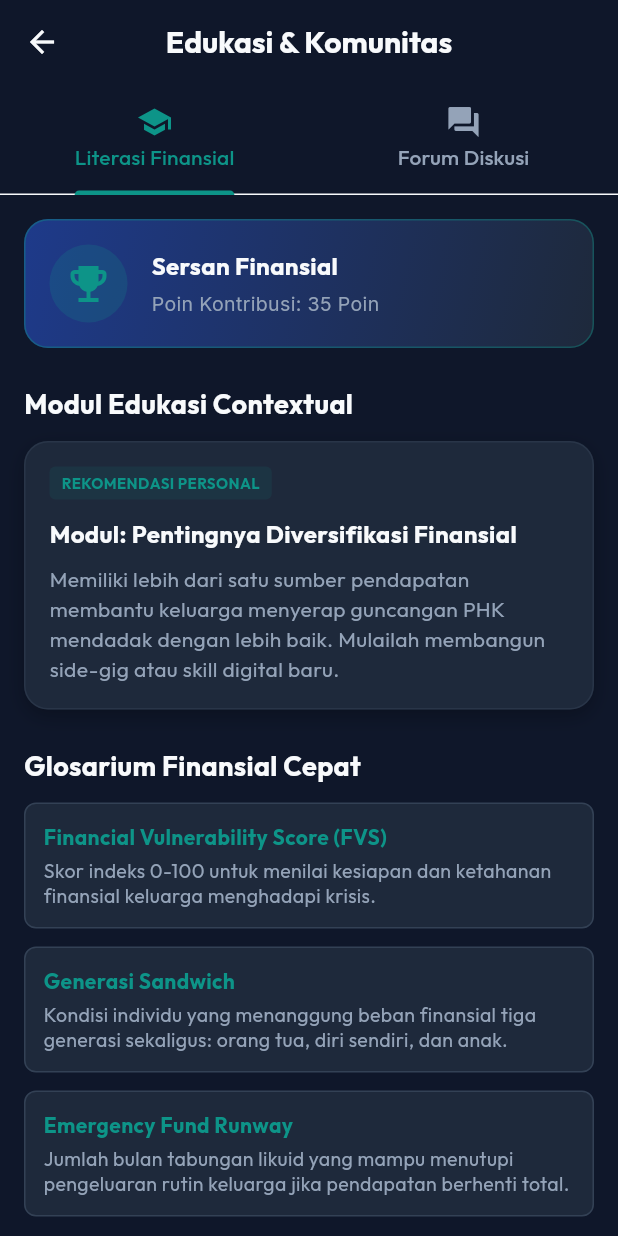
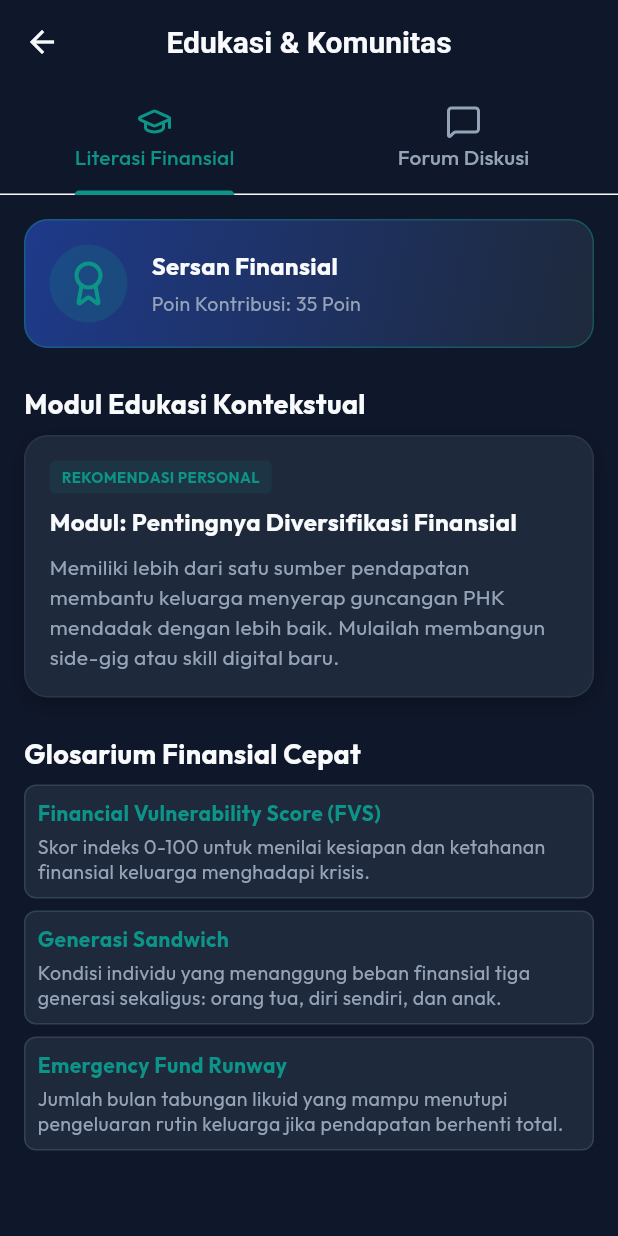
Before and after one commit to MlnKh18/LifeGuard-Finance, a Flutter app: the CommunityScreen screen opened directly, on a phone screen of 412 x 824 dp. Run offline on Flutter 3.47's test engine with Material 3 defaults, Android fonts, the phone set to English and light mode, and no system bars; our stand-ins replace flutter_animate, flutter_riverpod, google_fonts, lucide_icons, sqflite; accounts and stored records are empty.

Commit message:
refactor(community): konsistensi UI, perbaikan teks, dan standardisasi ikon
- Ganti semua Icons.* ke LucideIcons.* (graduationCap, messageSquare, tag, plus, award, thumbsUp, messageCircle)
- Hapus GoogleFonts.outfit() / GoogleFonts.inter() eksplisit di seluruh file
- Hapus duplikasi backgroundColor & elevation: 0 di AppBar
- Ganti raw padding (16.0, 24, 12) ke AppStyles token
- Perbaiki key constructor ke {super.key}
- Perbaiki 'Modul Edukasi Contextual' -> 'Modul Edukasi Kontekstual'
- Hapus teks placeholder 'dummy' dari Snackbar yang tampil ke user
- Perbaiki 'Anda menyukai' -> 'Anda mendukung' agar konsisten dengan label tombol 'Bantu'

Co-Authored-By: Claude Sonnet 4.6 <noreply@anthropic.com>

```diff
--- a/lib/presentation/screens/community/community_screen.dart
+++ b/lib/presentation/screens/community/community_screen.dart
@@ -1,12 +1,12 @@
 import 'package:flutter/material.dart';
 import 'package:flutter_riverpod/flutter_riverpod.dart';
-import 'package:google_fonts/google_fonts.dart';
+import 'package:lucide_icons/lucide_icons.dart';
 import '../../../constants/app_colors.dart';
 import '../../../constants/app_styles.dart';
 import '../../../providers/app_providers.dart';
 
 class CommunityScreen extends ConsumerStatefulWidget {
-  const CommunityScreen({Key? key}) : super(key: key);
+  const CommunityScreen({super.key});
 
   @override
   ConsumerState<CommunityScreen> createState() => _CommunityScreenState();
@@ -36,12 +36,9 @@ class _CommunityScreenState extends ConsumerState<CommunityScreen> {
                 borderRadius: AppStyles.radiusMedium,
                 side: const BorderSide(color: AppColors.surfaceCard, width: 1),
               ),
-              title: Text(
+              title: const Text(
                 'Buat Diskusi Baru',
-                style: GoogleFonts.outfit(
-                  color: AppColors.textPrimary,
-                  fontWeight: FontWeight.bold,
-                ),
+                style: TextStyle(color: AppColors.textPrimary, fontWeight: FontWeight.bold),
               ),
               content: SingleChildScrollView(
                 child: Column(
@@ -50,10 +47,10 @@ class _CommunityScreenState extends ConsumerState<CommunityScreen> {
                     DropdownButtonFormField<String>(
                       dropdownColor: AppColors.surface,
                       value: _selectedCategory,
-                      style: GoogleFonts.outfit(color: AppColors.textPrimary),
+                      style: const TextStyle(color: AppColors.textPrimary),
                       decoration: AppStyles.inputDecoration(
                         labelText: 'Kategori Topik',
-                        prefixIcon: const Icon(Icons.tag, color: AppColors.accent),
+                        prefixIcon: const Icon(LucideIcons.tag, color: AppColors.accent),
                       ),
                       items: const [
                         DropdownMenuItem(value: 'Sandwich', child: Text('Generasi Sandwich')),
@@ -69,19 +66,19 @@ class _CommunityScreenState extends ConsumerState<CommunityScreen> {
                         }
                       },
                     ),
-                    const SizedBox(height: 16),
+                    const SizedBox(height: AppStyles.m),
                     TextFormField(
                       controller: _titleController,
-                      style: GoogleFonts.outfit(color: AppColors.textPrimary),
+                      style: const TextStyle(color: AppColors.textPrimary),
                       decoration: AppStyles.inputDecoration(
                         labelText: 'Judul Pertanyaan/Cerita',
                       ),
                     ),
-                    const SizedBox(height: 16),
+                    const SizedBox(height: AppStyles.m),
                     TextFormField(
                       controller: _contentController,
                       maxLines: 4,
-                      style: GoogleFonts.outfit(color: AppColors.textPrimary),
+                      style: const TextStyle(color: AppColors.textPrimary),
                       decoration: AppStyles.inputDecoration(
                         labelText: 'Tulis isi postingan Anda...',
                       ),
@@ -92,17 +89,13 @@ class _CommunityScreenState extends ConsumerState<CommunityScreen> {
               actions: [
                 TextButton(
                   onPressed: () => Navigator.pop(context),
-                  child: Text(
-                    'Batal',
-                    style: GoogleFonts.outfit(color: AppColors.textSecondary),
-                  ),
+                  child: const Text('Batal', style: TextStyle(color: AppColors.textSecondary)),
                 ),
                 ElevatedButton(
                   style: ElevatedButton.styleFrom(
                     backgroundColor: AppColors.accent,
-                    shape: RoundedRectangleBorder(
-                      borderRadius: AppStyles.radiusSmall,
-                    ),
+                    foregroundColor: Colors.white,
+                    shape: RoundedRectangleBorder(borderRadius: AppStyles.radiusSmall),
                   ),
                   onPressed: () {
                     if (_titleController.text.isNotEmpty && _contentController.text.isNotEmpty) {
@@ -116,17 +109,11 @@ class _CommunityScreenState extends ConsumerState<CommunityScreen> {
                       _contentController.clear();
                       Navigator.pop(context);
                       ScaffoldMessenger.of(context).showSnackBar(
-                        const SnackBar(content: Text('Diskusi dikirim! +15 Poin Kontribusi didapatkan.')),
+                        const SnackBar(content: Text('Diskusi berhasil dikirim! +15 Poin Kontribusi didapatkan.')),
                       );
                     }
                   },
-                  child: Text(
-                    'Kirim',
-                    style: GoogleFonts.outfit(
-                      color: AppColors.textPrimary,
-                      fontWeight: FontWeight.bold,
-                    ),
-                  ),
+                  child: const Text('Kirim', style: TextStyle(fontWeight: FontWeight.bold)),
                 ),
               ],
             );
@@ -164,29 +151,24 @@ class _CommunityScreenState extends ConsumerState<CommunityScreen> {
     return DefaultTabController(
       length: 2,
       child: Scaffold(
-        backgroundColor: AppColors.background,
         appBar: AppBar(
-          title: Text(
-            'Edukasi & Komunitas',
-            style: GoogleFonts.outfit(fontWeight: FontWeight.bold),
-          ),
-          backgroundColor: AppColors.background,
-          elevation: 0,
+          title: const Text('Edukasi & Komunitas'),
           bottom: TabBar(
             indicatorColor: AppColors.accent,
             labelColor: AppColors.accent,
             unselectedLabelColor: AppColors.textSecondary,
             tabs: const [
-              Tab(icon: Icon(Icons.school), text: 'Literasi Finansial'),
-              Tab(icon: Icon(Icons.forum), text: 'Forum Diskusi'),
+              Tab(icon: Icon(LucideIcons.graduationCap), text: 'Literasi Finansial'),
+              Tab(icon: Icon(LucideIcons.messageSquare), text: 'Forum Diskusi'),
             ],
           ),
         ),
         body: TabBarView(
           children: [
+            // Tab 1: Literasi Finansial
             SingleChildScrollView(
               child: Padding(
-                padding: const EdgeInsets.all(16.0),
+                padding: const EdgeInsets.all(AppStyles.m),
                 child: Column(
                   crossAxisAlignment: CrossAxisAlignment.start,
                   children: [
@@ -201,22 +183,22 @@ class _CommunityScreenState extends ConsumerState<CommunityScreen> {
                         borderRadius: AppStyles.radiusMedium,
                         border: Border.all(color: AppColors.accent.withOpacity(0.4), width: 1),
                       ),
-                      padding: const EdgeInsets.all(16),
+                      padding: const EdgeInsets.all(AppStyles.m),
                       child: Row(
                         children: [
                           CircleAvatar(
                             radius: 26,
                             backgroundColor: AppColors.accent.withOpacity(0.2),
-                            child: const Icon(Icons.emoji_events, color: AppColors.accent, size: 32),
+                            child: const Icon(LucideIcons.award, color: AppColors.accent, size: 32),
                           ),
-                          const SizedBox(width: 16),
+                          const SizedBox(width: AppStyles.m),
                           Expanded(
                             child: Column(
                               crossAxisAlignment: CrossAxisAlignment.start,
                               children: [
                                 Text(
                                   rewards.badgeLevel,
-                                  style: GoogleFonts.outfit(
+                                  style: const TextStyle(
                                     color: AppColors.textPrimary,
                                     fontWeight: FontWeight.bold,
                                     fontSize: 16,
@@ -225,7 +207,7 @@ class _CommunityScreenState extends ConsumerState<CommunityScreen> {
                                 const SizedBox(height: 4),
                                 Text(
                                   'Poin Kontribusi: ${rewards.points} Poin',
-                                  style: GoogleFonts.inter(
+                                  style: const TextStyle(
                                     color: AppColors.textSecondary,
                                     fontSize: 13,
                                   ),
@@ -236,51 +218,51 @@ class _CommunityScreenState extends ConsumerState<CommunityScreen> {
                         ],
                       ),
                     ),
-                    const SizedBox(height: 24),
-                    Text(
-                      'Modul Edukasi Contextual',
-                      style: GoogleFonts.outfit(
+                    const SizedBox(height: AppStyles.l),
+                    const Text(
+                      'Modul Edukasi Kontekstual',
+                      style: TextStyle(
                         color: AppColors.textPrimary,
                         fontWeight: FontWeight.bold,
                         fontSize: 18,
                       ),
                     ),
-                    const SizedBox(height: 12),
+                    const SizedBox(height: AppStyles.s),
                     Container(
                       width: double.infinity,
                       decoration: AppStyles.cardDecoration,
-                      padding: const EdgeInsets.all(16),
+                      padding: const EdgeInsets.all(AppStyles.m),
                       child: Column(
                         crossAxisAlignment: CrossAxisAlignment.start,
                         children: [
                           Container(
-                            padding: const EdgeInsets.symmetric(horizontal: 8, vertical: 4),
+                            padding: const EdgeInsets.symmetric(horizontal: AppStyles.s, vertical: 4),
                             decoration: BoxDecoration(
                               color: AppColors.accent.withOpacity(0.1),
                               borderRadius: BorderRadius.circular(4),
                             ),
-                            child: Text(
+                            child: const Text(
                               'REKOMENDASI PERSONAL',
-                              style: GoogleFonts.outfit(
+                              style: TextStyle(
                                 color: AppColors.accent,
                                 fontSize: 10,
                                 fontWeight: FontWeight.bold,
                               ),
                             ),
                           ),
-                          const SizedBox(height: 12),
+                          const SizedBox(height: AppStyles.s),
                           Text(
                             literacyTitle,
-                            style: GoogleFonts.outfit(
+                            style: const TextStyle(
                               color: AppColors.textPrimary,
                               fontWeight: FontWeight.bold,
                               fontSize: 16,
                             ),
                           ),
-                          const SizedBox(height: 8),
+                          const SizedBox(height: AppStyles.s),
                           Text(
                             literacyDesc,
-                            style: GoogleFonts.outfit(
+                            style: const TextStyle(
                               color: AppColors.textSecondary,
                               fontSize: 14,
                               height: 1.4,
@@ -289,16 +271,16 @@ class _CommunityScreenState extends ConsumerState<CommunityScreen> {
                         ],
                       ),
                     ),
-                    const SizedBox(height: 24),
-                    Text(
+                    const SizedBox(height: AppStyles.l),
+                    const Text(
                       'Glosarium Finansial Cepat',
-                      style: GoogleFonts.outfit(
+                      style: TextStyle(
                         color: AppColors.textPrimary,
                         fontWeight: FontWeight.bold,
                         fontSize: 18,
                       ),
                     ),
-                    const SizedBox(height: 12),
+                    const SizedBox(height: AppStyles.s),
                     _buildGlossaryItem('Financial Vulnerability Score (FVS)', 'Skor indeks 0-100 untuk menilai kesiapan dan ketahanan finansial keluarga menghadapi krisis.'),
                     _buildGlossaryItem('Generasi Sandwich', 'Kondisi individu yang menanggung beban finansial tiga generasi sekaligus: orang tua, diri sendiri, dan anak.'),
                     _buildGlossaryItem('Emergency Fund Runway', 'Jumlah bulan tabungan likuid yang mampu menutupi pengeluaran rutin keluarga jika pendapatan berhenti total.'),
@@ -306,17 +288,19 @@ class _CommunityScreenState extends ConsumerState<CommunityScreen> {
                 ),
               ),
             ),
+
+            // Tab 2: Forum Diskusi
             Padding(
-              padding: const EdgeInsets.all(16.0),
+              padding: const EdgeInsets.all(AppStyles.m),
               child: Column(
                 crossAxisAlignment: CrossAxisAlignment.start,
                 children: [
                   Row(
                     mainAxisAlignment: MainAxisAlignment.spaceBetween,
                     children: [
-                      Text(
+                      const Text(
                         'Forum Dukungan Keluarga',
-                        style: GoogleFonts.outfit(
+                        style: TextStyle(
                           color: AppColors.textPrimary,
                           fontWeight: FontWeight.bold,
                           fontSize: 17,
@@ -325,33 +309,26 @@ class _CommunityScreenState extends ConsumerState<CommunityScreen> {
                       ElevatedButton.icon(
                         style: ElevatedButton.styleFrom(
                           backgroundColor: AppColors.accent,
-                          shape: RoundedRectangleBorder(
-                            borderRadius: AppStyles.radiusSmall,
-                          ),
-                          padding: const EdgeInsets.symmetric(horizontal: 12, vertical: 6),
+                          foregroundColor: Colors.white,
+                          shape: RoundedRectangleBorder(borderRadius: AppStyles.radiusSmall),
+                          padding: const EdgeInsets.symmetric(horizontal: AppStyles.s, vertical: AppStyles.xs),
                         ),
                         onPressed: _showAddPostDialog,
-                        icon: const Icon(Icons.add, size: 16, color: AppColors.textPrimary),
-                        label: Text(
-                          'Tanya',
-                          style: GoogleFonts.outfit(
-                            color: AppColors.textPrimary,
-                            fontWeight: FontWeight.bold,
-                          ),
-                        ),
+                        icon: const Icon(LucideIcons.plus, size: 16),
+                        label: const Text('Tanya', style: TextStyle(fontWeight: FontWeight.bold)),
                       ),
                     ],
                   ),
-                  const SizedBox(height: 12),
+                  const SizedBox(height: AppStyles.s),
                   Expanded(
                     child: ListView.builder(
                       itemCount: posts.length,
                       itemBuilder: (context, index) {
                         final post = posts[index];
                         return Container(
-                          margin: const EdgeInsets.only(bottom: 12),
+                          margin: const EdgeInsets.only(bottom: AppStyles.s),
                           decoration: AppStyles.cardDecoration,
-                          padding: const EdgeInsets.all(16),
+                          padding: const EdgeInsets.all(AppStyles.m),
                           child: Column(
                             crossAxisAlignment: CrossAxisAlignment.start,
                             children: [
@@ -362,13 +339,13 @@ class _CommunityScreenState extends ConsumerState<CommunityScreen> {
                                     backgroundColor: AppColors.surfaceCard,
                                     child: Text(
                                       post.author.substring(0, 1).toUpperCase(),
-                                      style: GoogleFonts.outfit(color: AppColors.textPrimary, fontSize: 12),
+                                      style: const TextStyle(color: AppColors.textPrimary, fontSize: 12),
                                     ),
                                   ),
-                                  const SizedBox(width: 8),
+                                  const SizedBox(width: AppStyles.s),
                                   Text(
                                     post.author,
-                                    style: GoogleFonts.outfit(
+                                    style: const TextStyle(
                                       color: AppColors.textPrimary,
                                       fontWeight: FontWeight.bold,
                                       fontSize: 13,
@@ -383,7 +360,7 @@ class _CommunityScreenState extends ConsumerState<CommunityScreen> {
                                     ),
                                     child: Text(
                                       post.category.toUpperCase(),
-                                      style: GoogleFonts.outfit(
+                                      style: const TextStyle(
                                         color: AppColors.primaryLight,
                                         fontSize: 9,
                                         fontWeight: FontWeight.bold,
@@ -392,60 +369,56 @@ class _CommunityScreenState extends ConsumerState<CommunityScreen> {
                                   ),
                                 ],
                               ),
-                              const SizedBox(height: 12),
+                              const SizedBox(height: AppStyles.s),
                               Text(
                                 post.title,
-                                style: GoogleFonts.outfit(
+                                style: const TextStyle(
                                   color: AppColors.textPrimary,
                                   fontWeight: FontWeight.bold,
                                   fontSize: 15,
                                 ),
                               ),
-                              const SizedBox(height: 6),
+                              const SizedBox(height: AppStyles.xs),
                               Text(
                                 post.content,
-                                style: GoogleFonts.outfit(
+                                style: const TextStyle(
                                   color: AppColors.textSecondary,
                                   fontSize: 13,
                                   height: 1.4,
                                 ),
                               ),
-                              const Divider(height: 24, color: AppColors.surfaceCard),
+                              const Divider(height: AppStyles.l, color: AppColors.surfaceCard),
                               Row(
                                 children: [
                                   TextButton.icon(
-                                    style: TextButton.styleFrom(
-                                      padding: EdgeInsets.zero,
-                                    ),
+                                    style: TextButton.styleFrom(padding: EdgeInsets.zero),
                                     onPressed: () {
                                       ref.read(communityProvider.notifier).supportPost(post.postId);
                                       ref.read(rewardPointsProvider.notifier).addPoints(5);
                                       ScaffoldMessenger.of(context).showSnackBar(
-                                        const SnackBar(content: Text('Anda menyukai diskusi ini. +5 Poin Kontribusi diberikan!')),
+                                        const SnackBar(content: Text('Anda mendukung diskusi ini. +5 Poin Kontribusi diberikan!')),
                                       );
                                     },
-                                    icon: const Icon(Icons.thumb_up_outlined, size: 16, color: AppColors.accent),
+                                    icon: const Icon(LucideIcons.thumbsUp, size: 16, color: AppColors.accent),
                                     label: Text(
                                       'Bantu (${post.supportCount})',
-                                      style: GoogleFonts.outfit(color: AppColors.accent, fontSize: 13),
+                                      style: const TextStyle(color: AppColors.accent, fontSize: 13),
                                     ),
                                   ),
-                                  const SizedBox(width: 16),
+                                  const SizedBox(width: AppStyles.m),
                                   TextButton.icon(
-                                    style: TextButton.styleFrom(
-                                      padding: EdgeInsets.zero,
-                                    ),
+                                    style: TextButton.styleFrom(padding: EdgeInsets.zero),
                                     onPressed: () {
                                       ref.read(communityProvider.notifier).addComment(post.postId);
                                       ref.read(rewardPointsProvider.notifier).addPoints(10);
                                       ScaffoldMessenger.of(context).showSnackBar(
-                                        const SnackBar(content: Text('Komentar dummy berhasil ditambahkan! +10 Poin.')),
+                                        const SnackBar(content: Text('Komentar berhasil ditambahkan! +10 Poin.')),
                                       );
                                     },
-                                    icon: const Icon(Icons.comment_outlined, size: 16, color: AppColors.textSecondary),
+                                    icon: const Icon(LucideIcons.messageCircle, size: 16, color: AppColors.textSecondary),
                                     label: Text(
                                       'Jawab (${post.commentsCount})',
-                                      style: GoogleFonts.outfit(color: AppColors.textSecondary, fontSize: 13),
+                                      style: const TextStyle(color: AppColors.textSecondary, fontSize: 13),
                                     ),
                                   ),
                                 ],
@@ -468,19 +441,19 @@ class _CommunityScreenState extends ConsumerState<CommunityScreen> {
   Widget _buildGlossaryItem(String term, String definition) {
     return Container(
       width: double.infinity,
-      margin: const EdgeInsets.only(bottom: 12),
+      margin: const EdgeInsets.only(bottom: AppStyles.s),
       decoration: BoxDecoration(
         color: AppColors.surface,
         borderRadius: AppStyles.radiusSmall,
         border: Border.all(color: AppColors.surfaceCard, width: 1),
       ),
-      padding: const EdgeInsets.all(12),
+      padding: const EdgeInsets.all(AppStyles.s),
       child: Column(
         crossAxisAlignment: CrossAxisAlignment.start,
         children: [
           Text(
             term,
-            style: GoogleFonts.outfit(
+            style: const TextStyle(
               color: AppColors.accent,
               fontWeight: FontWeight.bold,
               fontSize: 14,
@@ -489,7 +462,7 @@ class _CommunityScreenState extends ConsumerState<CommunityScreen> {
           const SizedBox(height: 4),
           Text(
             definition,
-            style: GoogleFonts.outfit(
+            style: const TextStyle(
               color: AppColors.textSecondary,
               fontSize: 13,
               height: 1.3,
```
